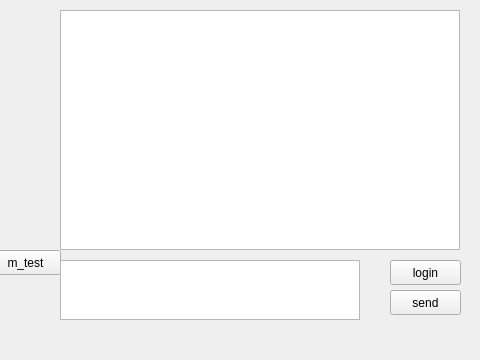
The window that mainwindow.ui (windr0id/if_client) describes before a commit, drawn with Qt 5.
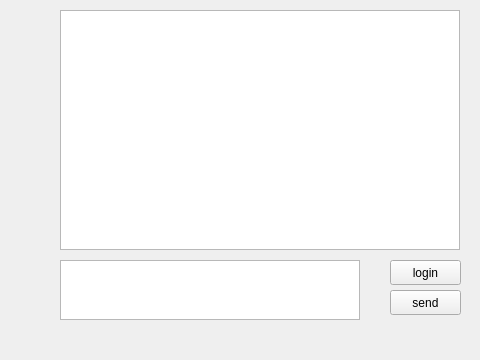
The same window after the commit.

The edit to the form file:
```diff
--- a/mainwindow.ui
+++ b/mainwindow.ui
@@ -29,19 +29,6 @@
    <bool>true</bool>
   </property>
   <widget class="QWidget" name="centralWidget">
-   <widget class="QPushButton" name="Button_signal">
-    <property name="geometry">
-     <rect>
-      <x>-10</x>
-      <y>250</y>
-      <width>71</width>
-      <height>25</height>
-     </rect>
-    </property>
-    <property name="text">
-     <string>m_test</string>
-    </property>
-   </widget>
    <widget class="QTextBrowser" name="textBrowser">
     <property name="geometry">
      <rect>
```
